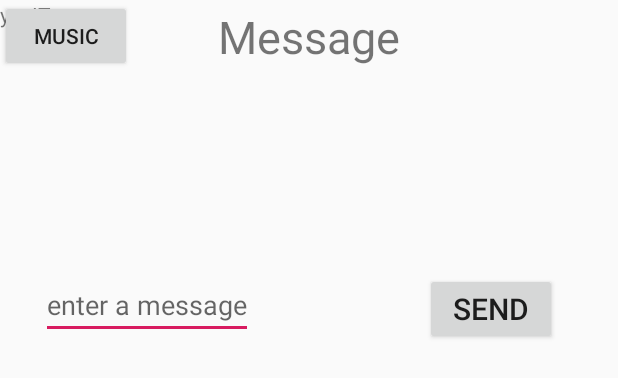
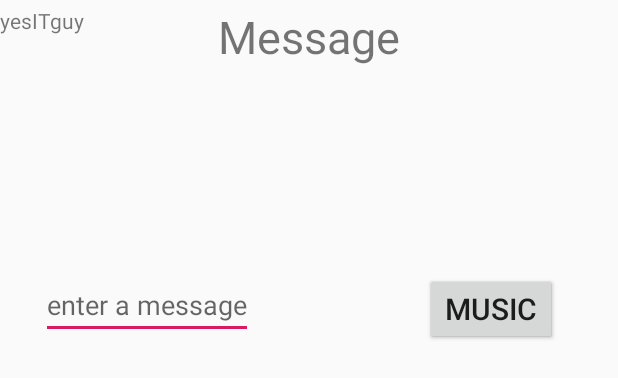
Before and after one commit to blairamanya/helomyblair, an Android app: the layout activity_main.xml on its own in the app's theme, with its tools: preview values and no code run, on a phone screen of 412 x 824 dp. Shown: the top 378 px of the screen. Run offline under Robolectric (Android 15) with nearby library versions, the phone set to English and light mode, and no system bars.

Commit message:
assignment 4

```diff
--- a/app/build.gradle
+++ b/app/build.gradle
@@ -26,4 +26,5 @@
     testImplementation 'junit:junit:4.12'
     androidTestImplementation 'androidx.test:runner:1.1.1'
     androidTestImplementation 'androidx.test.espresso:espresso-core:3.1.1'
+    implementation 'androidx.recyclerview:recyclerview:1.0.0'
 }
--- a/app/src/main/AndroidManifest.xml
+++ b/app/src/main/AndroidManifest.xml
@@ -9,12 +9,14 @@
         android:roundIcon="@mipmap/ic_launcher_round"
         android:supportsRtl="true"
         android:theme="@style/AppTheme">
-        <activity android:name=".music2"></activity>
+        <activity android:name=".MainActivity"></activity>
+        <activity android:name=".ListVIewActivity" />
+        <activity android:name=".music2" />
         <activity android:name=".music" />
         <activity android:name=".blairingss" />
         <activity android:name=".blairing" />
         <activity android:name=".DisplayMessageActivity" />
-        <activity android:name=".MainActivity">
+        <activity android:name=".SplashScreenActivity">
             <intent-filter>
                 <action android:name="android.intent.action.MAIN" />
 
--- a/app/src/main/res/layout/activity_main.xml
+++ b/app/src/main/res/layout/activity_main.xml
@@ -51,6 +51,12 @@
         android:layout_width="wrap_content"
         android:layout_height="wrap_content"
         android:text="@string/bit"
+        app:layout_constraintBottom_toBottomOf="parent"
+        app:layout_constraintEnd_toEndOf="parent"
+        app:layout_constraintHorizontal_bias="0.0"
+        app:layout_constraintStart_toStartOf="parent"
+        app:layout_constraintTop_toTopOf="parent"
+        app:layout_constraintVertical_bias="0.005"
         tools:layout_editor_absoluteX="201dp"
         tools:layout_editor_absoluteY="359dp" />
 
@@ -58,8 +64,23 @@
         android:id="@+id/musicbtn"
         android:layout_width="wrap_content"
         android:layout_height="wrap_content"
+        android:layout_marginTop="178dp"
+        android:onClick="sendMessage"
+        android:textSize="20dp"
         android:text="music"
+        app:layout_constraintBottom_toBottomOf="parent"
+        app:layout_constraintEnd_toEndOf="parent"
+        app:layout_constraintHorizontal_bias="0.737"
+        app:layout_constraintStart_toEndOf="@+id/message"
+        app:layout_constraintTop_toTopOf="@+id/textView3"
+        app:layout_constraintVertical_bias="0.0"
         tools:layout_editor_absoluteX="189dp"
         tools:layout_editor_absoluteY="459dp" />
 
+    <androidx.recyclerview.widget.RecyclerView
+        android:layout_width="match_parent"
+        android:layout_height="match_parent"
+        tools:layout_editor_absoluteX="129dp"
+        tools:layout_editor_absoluteY="283dp" />
+
 </androidx.constraintlayout.widget.ConstraintLayout>
```
